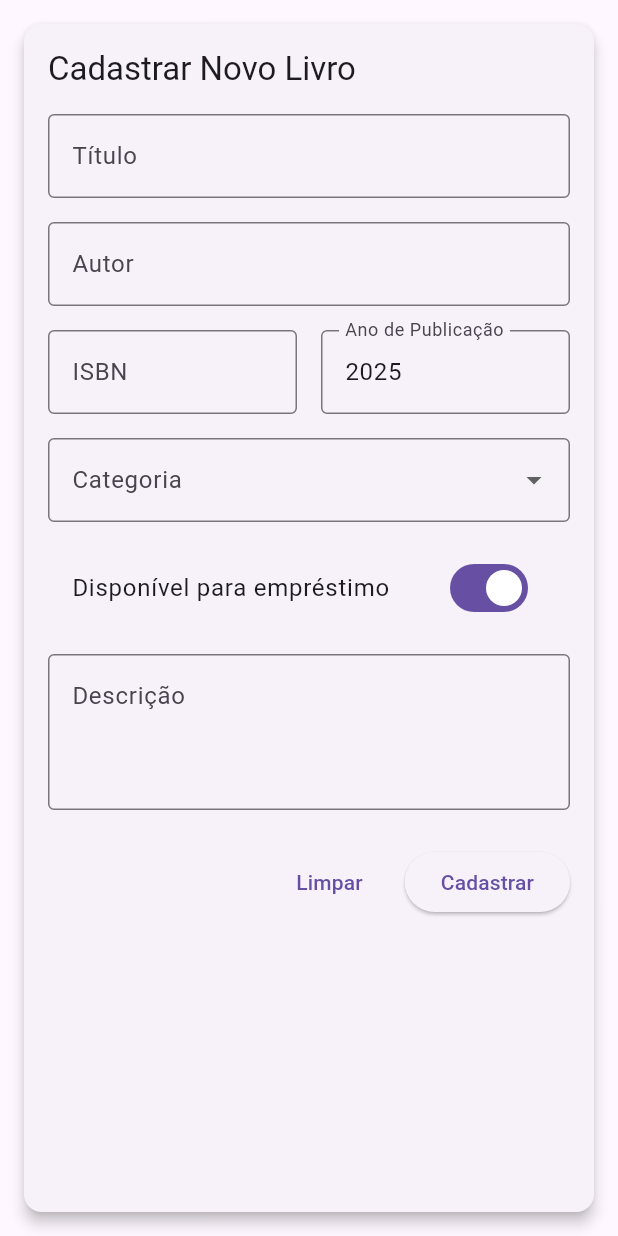
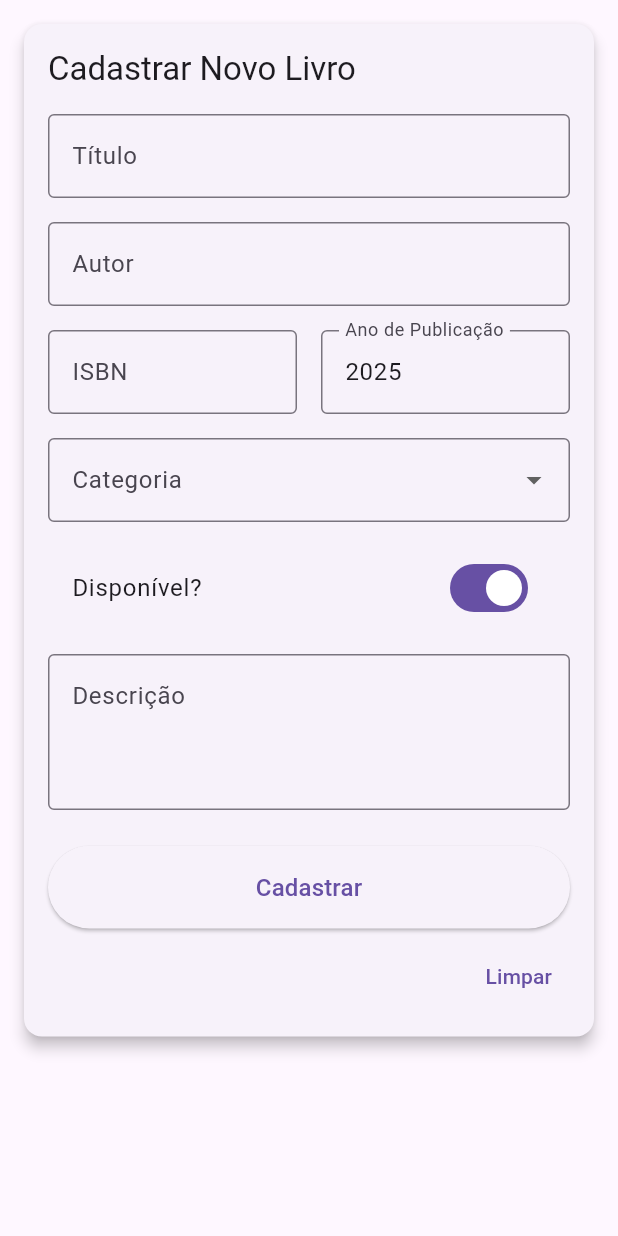
Before and after one commit to JTeixeiraz/Gerenciamento-de-Biblioteca-Flutter, a Flutter app: the FormularioLivroWidget widget shown alone on an empty page, opened directly with empty values, on a phone screen of 412 x 824 dp. Run offline on Flutter 3.47's test engine with Material 3 defaults, Android fonts, the phone set to English and light mode, and no system bars; accounts and stored records are empty.

Commit message:
fix: resolvendo bugs de tamanho no modal de cadastrar livro

```diff
--- a/lib/widgets/FormLivroWidget.dart
+++ b/lib/widgets/FormLivroWidget.dart
@@ -29,7 +29,7 @@ class FormularioLivroWidgetState extends State<FormularioLivroWidget> {
   late bool _disponivel;
   late String _descricao;
   bool _isProcessando = false;
-  static HashMap<String, Livro>livros = HashMap<String, Livro>();
+  static HashMap<String, Livro> livros = HashMap<String, Livro>();
 
   @override
   void initState() {
@@ -98,8 +98,6 @@ class FormularioLivroWidgetState extends State<FormularioLivroWidget> {
 
     widget.onSalvar(livro);
 
-
-
     setState(() {
       _isProcessando = false;
     });
@@ -114,7 +112,8 @@ class FormularioLivroWidgetState extends State<FormularioLivroWidget> {
     return Card(
       elevation: 4,
       margin: const EdgeInsets.all(16),
-      child: Padding(
+      child: SingleChildScrollView(
+        // Adicionado SingleChildScrollView aqui
         padding: const EdgeInsets.all(16),
         child: Form(
           key: _formKey,
@@ -122,7 +121,9 @@ class FormularioLivroWidgetState extends State<FormularioLivroWidget> {
             crossAxisAlignment: CrossAxisAlignment.start,
             children: [
               Text(
-                widget.livroParaEdicao == null ? "Cadastrar Novo Livro" : "Editar Livro",
+                widget.livroParaEdicao == null
+                    ? "Cadastrar Novo Livro"
+                    : "Editar Livro",
                 style: Theme.of(context).textTheme.titleLarge,
               ),
               const SizedBox(height: 16),
@@ -220,12 +221,15 @@ class FormularioLivroWidgetState extends State<FormularioLivroWidget> {
                 ),
                 items: const [
                   DropdownMenuItem(value: "Ficção", child: Text("Ficção")),
-                  DropdownMenuItem(value: "Não-ficção", child: Text("Não ficção")),
+                  DropdownMenuItem(
+                      value: "Não-ficção", child: Text("Não ficção")),
                   DropdownMenuItem(value: "Técnico", child: Text("Técnico")),
-                  DropdownMenuItem(value: "Acadêmico", child: Text("Acadêmico")),
+                  DropdownMenuItem(
+                      value: "Acadêmico", child: Text("Acadêmico")),
                   DropdownMenuItem(value: "Romance", child: Text("Romance")),
                   DropdownMenuItem(value: "Suspense", child: Text("Suspense")),
-                  DropdownMenuItem(value: "Biografia", child: Text("Biografia")),
+                  DropdownMenuItem(
+                      value: "Biografia", child: Text("Biografia")),
                 ],
                 validator: (value) {
                   if (value == null || value.isEmpty) {
@@ -245,7 +249,7 @@ class FormularioLivroWidgetState extends State<FormularioLivroWidget> {
 
               // Disponível
               SwitchListTile(
-                title: const Text("Disponível para empréstimo"),
+                title: const Text("Disponível?"),
                 value: _disponivel,
                 onChanged: (value) {
                   setState(() {
@@ -268,7 +272,37 @@ class FormularioLivroWidgetState extends State<FormularioLivroWidget> {
               ),
               const SizedBox(height: 24),
 
-              // Botões
+              SizedBox(
+                width: double.infinity,
+                child: ElevatedButton(
+                  onPressed: _isProcessando ? null : salvar,
+                  style: ElevatedButton.styleFrom(
+                    padding: const EdgeInsets.symmetric(vertical: 16),
+                  ),
+                  child: _isProcessando
+                      ? const Row(
+                          mainAxisSize: MainAxisSize.min,
+                          children: [
+                            SizedBox(
+                              width: 16,
+                              height: 16,
+                              child: CircularProgressIndicator(strokeWidth: 2),
+                            ),
+                            SizedBox(width: 8),
+                            Text("Salvando..."),
+                          ],
+                        )
+                      : Text(
+                          widget.livroParaEdicao == null
+                              ? "Cadastrar"
+                              : "Atualizar",
+                          style: const TextStyle(fontSize: 16),
+                        ),
+                ),
+              ),
+              const SizedBox(height: 8),
+
+              // Botões secundários (Cancelar e Limpar)
               Row(
                 mainAxisAlignment: MainAxisAlignment.end,
                 children: [
@@ -277,28 +311,10 @@ class FormularioLivroWidgetState extends State<FormularioLivroWidget> {
                       onPressed: _isProcessando ? null : widget.onCancelar,
                       child: const Text("Cancelar"),
                     ),
-                  const SizedBox(width: 16),
+                  const SizedBox(width: 8), // Ajusta o espaçamento
                   TextButton(
                     onPressed: _isProcessando ? null : limpar,
                     child: const Text("Limpar"),
-                  ),
-                  const SizedBox(width: 16),
-                  ElevatedButton(
-                    onPressed: _isProcessando ? null : salvar,
-                    child: _isProcessando
-                        ? const Row(
-                            mainAxisSize: MainAxisSize.min,
-                            children: [
-                              SizedBox(
-                                width: 16,
-                                height: 16,
-                                child: CircularProgressIndicator(strokeWidth: 2),
-                              ),
-                              SizedBox(width: 8),
-                              Text("Salvando..."),
-                            ],
-                          )
-                        : Text(widget.livroParaEdicao == null ? "Cadastrar" : "Atualizar"),
                   ),
                 ],
               ),
```
